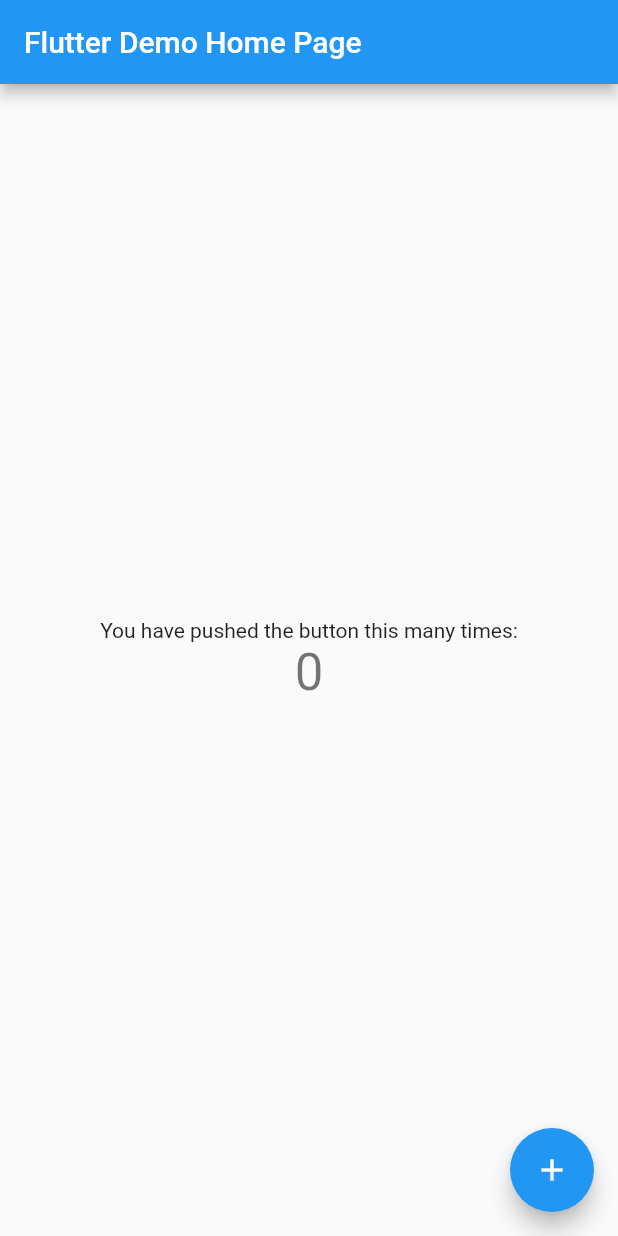
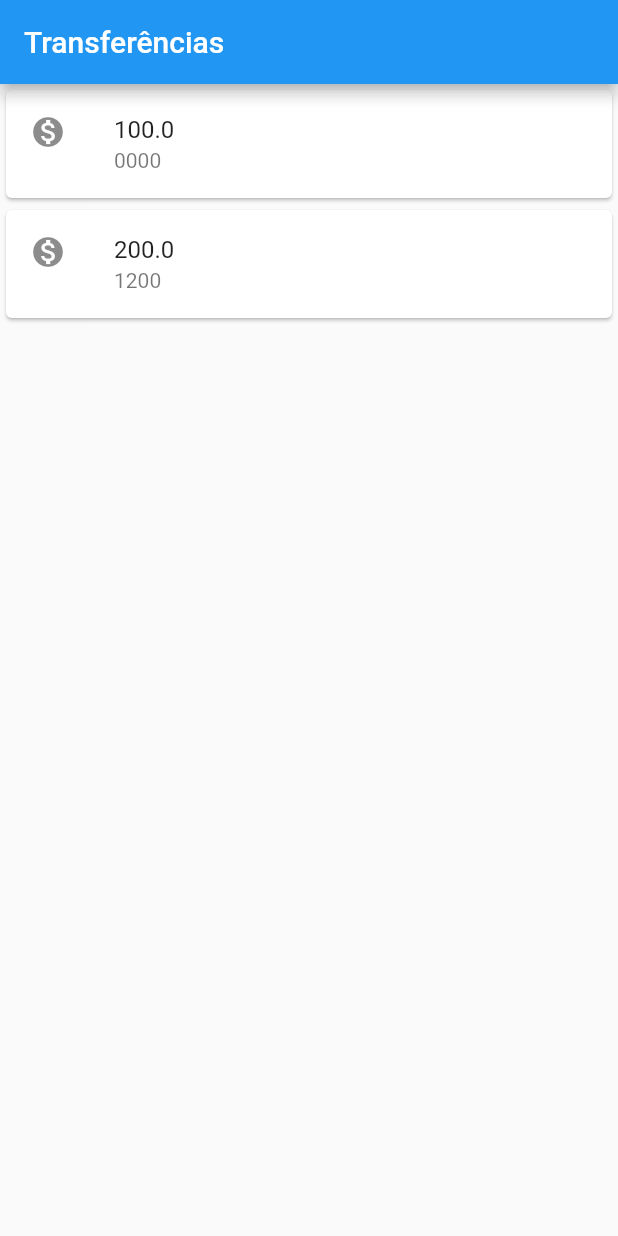
Before and after one commit to lucasaclima03/alura-flutter, a Flutter app: the screen it shows after launch, on a phone screen of 412 x 824 dp. Run offline on Flutter 3.47's test engine with Material 2 defaults, Android fonts, the phone set to English and light mode, and no system bars.

Commit message:
implementando widgets da home

```diff
--- a/bytebank/lib/main.dart
+++ b/bytebank/lib/main.dart
@@ -1,115 +1,25 @@
 import 'package:flutter/material.dart';
 
-void main() {
-  runApp(const MyApp());
-}
-
-class MyApp extends StatelessWidget {
-  const MyApp({Key? key}) : super(key: key);
-
-  // This widget is the root of your application.
-  @override
-  Widget build(BuildContext context) {
-    return MaterialApp(
-      title: 'Flutter Demo',
-      theme: ThemeData(
-        // This is the theme of your application.
-        //
-        // Try running your application with "flutter run". You'll see the
-        // application has a blue toolbar. Then, without quitting the app, try
-        // changing the primarySwatch below to Colors.green and then invoke
-        // "hot reload" (press "r" in the console where you ran "flutter run",
-        // or simply save your changes to "hot reload" in a Flutter IDE).
-        // Notice that the counter didn't reset back to zero; the application
-        // is not restarted.
-        primarySwatch: Colors.blue,
-      ),
-      home: const MyHomePage(title: 'Flutter Demo Home Page'),
-    );
-  }
-}
-
-class MyHomePage extends StatefulWidget {
-  const MyHomePage({Key? key, required this.title}) : super(key: key);
-
-  // This widget is the home page of your application. It is stateful, meaning
-  // that it has a State object (defined below) that contains fields that affect
-  // how it looks.
-
-  // This class is the configuration for the state. It holds the values (in this
-  // case the title) provided by the parent (in this case the App widget) and
-  // used by the build method of the State. Fields in a Widget subclass are
-  // always marked "final".
-
-  final String title;
-
-  @override
-  State<MyHomePage> createState() => _MyHomePageState();
-}
-
-class _MyHomePageState extends State<MyHomePage> {
-  int _counter = 0;
-
-  void _incrementCounter() {
-    setState(() {
-      // This call to setState tells the Flutter framework that something has
-      // changed in this State, which causes it to rerun the build method below
-      // so that the display can reflect the updated values. If we changed
-      // _counter without calling setState(), then the build method would not be
-      // called again, and so nothing would appear to happen.
-      _counter++;
-    });
-  }
-
-  @override
-  Widget build(BuildContext context) {
-    // This method is rerun every time setState is called, for instance as done
-    // by the _incrementCounter method above.
-    //
-    // The Flutter framework has been optimized to make rerunning build methods
-    // fast, so that you can just rebuild anything that needs updating rather
-    // than having to individually change instances of widgets.
-    return Scaffold(
-      appBar: AppBar(
-        // Here we take the value from the MyHomePage object that was created by
-        // the App.build method, and use it to set our appbar title.
-        title: Text(widget.title),
-      ),
-      body: Center(
-        // Center is a layout widget. It takes a single child and positions it
-        // in the middle of the parent.
-        child: Column(
-          // Column is also a layout widget. It takes a list of children and
-          // arranges them vertically. By default, it sizes itself to fit its
-          // children horizontally, and tries to be as tall as its parent.
-          //
-          // Invoke "debug painting" (press "p" in the console, choose the
-          // "Toggle Debug Paint" action from the Flutter Inspector in Android
-          // Studio, or the "Toggle Debug Paint" command in Visual Studio Code)
-          // to see the wireframe for each widget.
-          //
-          // Column has various properties to control how it sizes itself and
-          // how it positions its children. Here we use mainAxisAlignment to
-          // center the children vertically; the main axis here is the vertical
-          // axis because Columns are vertical (the cross axis would be
-          // horizontal).
-          mainAxisAlignment: MainAxisAlignment.center,
-          children: <Widget>[
-            const Text(
-              'You have pushed the button this many times:',
-            ),
-            Text(
-              '$_counter',
-              style: Theme.of(context).textTheme.headline4,
-            ),
+void main() => runApp(MaterialApp(
+      home: Scaffold(
+        body: Column(
+          children: const [
+            Card(
+              child: ListTile(
+                leading: Icon(Icons.monetization_on),
+                title: Text('100.0'),
+                subtitle: Text('0000'),
+            )),
+            Card(
+              child: ListTile(
+                leading: Icon(Icons.monetization_on),
+                title: Text('200.0'),
+                subtitle: Text('1200'),
+            )),
           ],
         ),
+        appBar: AppBar(
+          title: Text('Transferências'),
+        ),
       ),
-      floatingActionButton: FloatingActionButton(
-        onPressed: _incrementCounter,
-        tooltip: 'Increment',
-        child: const Icon(Icons.add),
-      ), // This trailing comma makes auto-formatting nicer for build methods.
-    );
-  }
-}
+    ));
```
